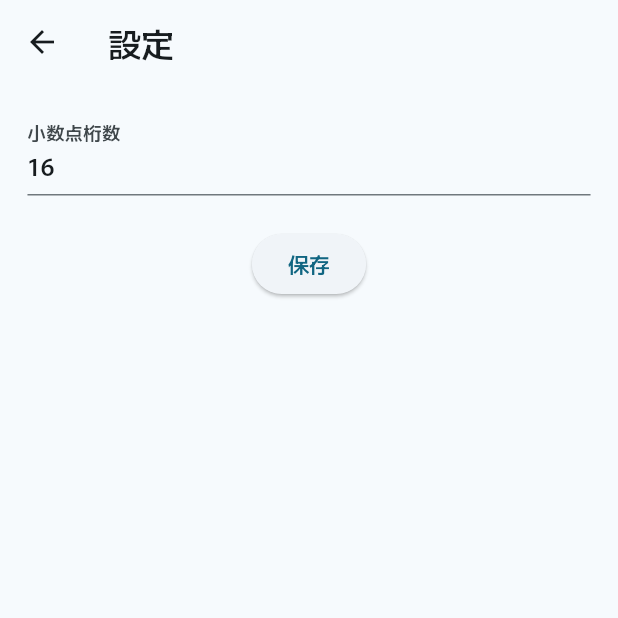
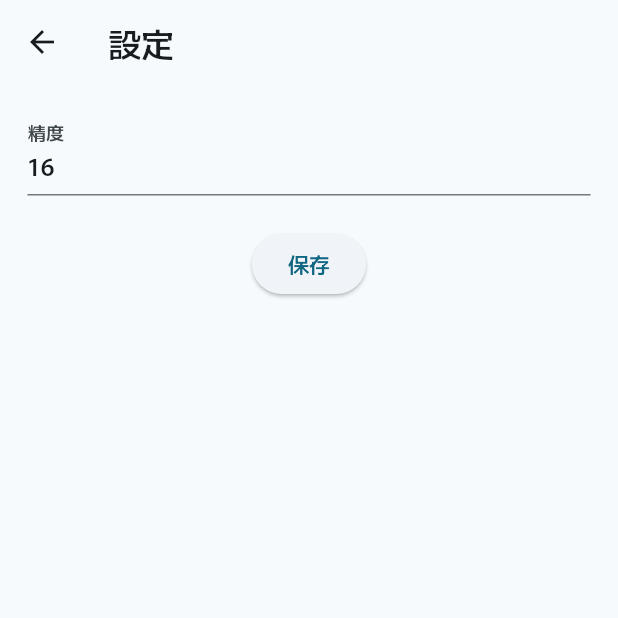
Before and after one commit to RioRio-do/calciunit, a Flutter app: the SettingPage screen opened by its route, on a phone screen of 412 x 824 dp, the top half of it. Run offline on Flutter 3.47's test engine with Material 3 defaults, Android fonts, the light colour scheme and no system bars; our stand-ins replace decimal, flutter_hooks, flutter_riverpod, flutter_screenutil, freezed_annotation, go_router and 3 more; missing offline and left inert: rational; accounts and stored records are empty; generated files the repository leaves out were written again.

Commit message:
設定の文言の見直し完了 デッキの保存ができてない…… あと数値以外の入力ができてしまう

```diff
--- a/lib/page/setting_page.dart
+++ b/lib/page/setting_page.dart
@@ -29,7 +29,7 @@ class SettingPage extends HookConsumerWidget {
         child: Column(
           children: [
             TextField(
-              decoration: const InputDecoration(labelText: '小数点桁数'),
+              decoration: const InputDecoration(labelText: '精度'),
               controller: textController,
               onChanged: (value) {
                 configNotifier.updateScaleOnInfinitePrecision(value);
```
